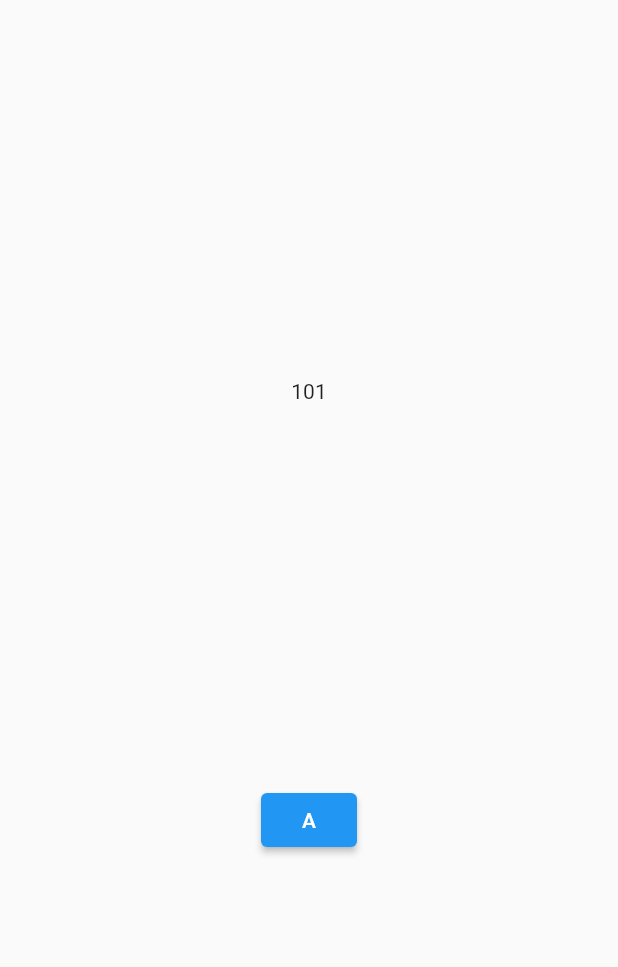
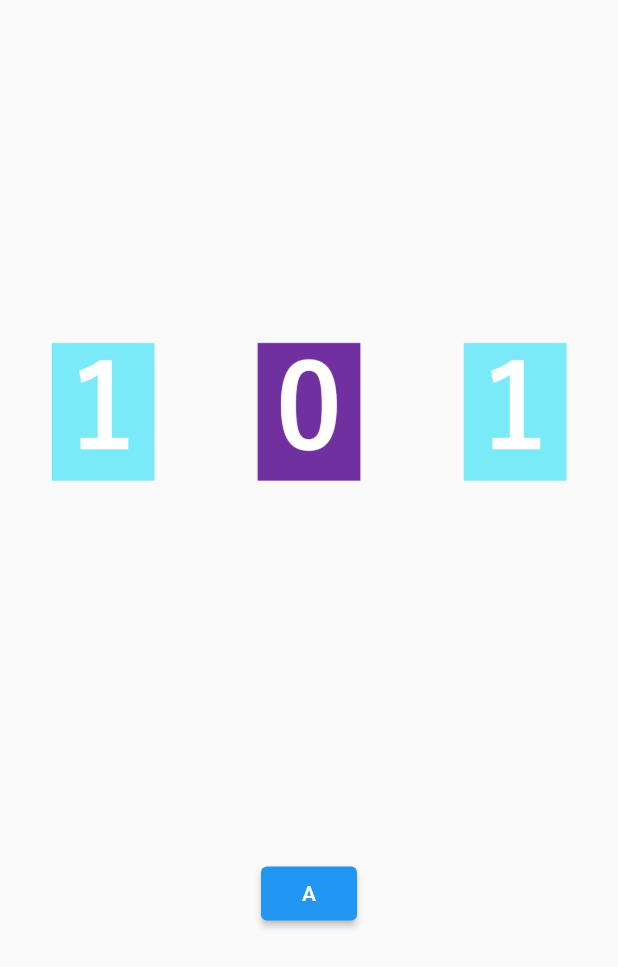
Before and after one commit to uneruby/flutter_test, a Flutter app: the screen it shows after launch, on a phone screen of 412 x 824 dp. Shown: the top 967 px of the screen. Run offline on Flutter 3.47's test engine with Material 2 defaults, Android fonts, the phone set to English and light mode, and no system bars; our stand-ins replace flutter_riverpod.

Commit message:
図柄の画像を作成

```diff
--- a/lib/loseDirections/lose_direction1.dart
+++ b/lib/loseDirections/lose_direction1.dart
@@ -6,10 +6,12 @@ class loseDirection1 extends StatelessWidget {
   @override
   Widget build(BuildContext context) {
     return Row(
-      children: const [
-        Text("1"),
-        Text("0"),
-        Text("1"),
+      // mainAxisAlignment: MainAxisAlignment.center,
+      // crossAxisAlignment: CrossAxisAlignment.center,
+      children: [
+        Expanded(child: Image.asset('images/one.png')),
+        Expanded(child: Image.asset('images/zero.png')),
+        Expanded(child: Image.asset('images/one.png')),
       ],
     );
   }
--- a/lib/main.dart
+++ b/lib/main.dart
@@ -29,7 +29,7 @@ class Sample extends ConsumerWidget {
           child: Column(
             mainAxisAlignment: MainAxisAlignment.spaceEvenly,
             crossAxisAlignment: CrossAxisAlignment.center,
-            children: [
+            children: <Widget>[
               //当たりorハズレ図柄
               state == 5
                   ? luckey(
--- a/lib/unluckey.dart
+++ b/lib/unluckey.dart
@@ -12,17 +12,7 @@ class unluckey extends StatelessWidget {
   Widget build(BuildContext context) {
     // var list = ["0", "1", "2", "3", "4", "5", "6", "7"];
     // list.shuffle();
-    return Row(
-      mainAxisAlignment: MainAxisAlignment.center,
-      crossAxisAlignment: CrossAxisAlignment.center,
-      children: [
-        //shufull(ref),
-        decideDirection()
-        // Text(list[1]),
-        // Text(list[2]),
-        // Text(list[3]),
-      ],
-    );
+    return Container(alignment: Alignment.center, child: decideDirection());
   }
 
   decideDirection() {
--- a/pubspec.yaml
+++ b/pubspec.yaml
@@ -60,7 +60,8 @@ flutter:
   uses-material-design: true
 
   # To add assets to your application, add an assets section, like this:
-  # assets:
+  assets:
+    - images/
   #   - images/a_dot_burr.jpeg
   #   - images/a_dot_ham.jpeg
 
```
Also changed, not shown: lib/loseDirections/lose_direction0.dart (+15 -4 lines), lib/loseDirections/lose_direction2.dart (+6 -4 lines), lib/loseDirections/lose_direction3.dart (+6 -4 lines), images/five.png (added), images/four.png (added), images/one.png (added), images/seven.png (added), images/six.png (added), images/three.png (added), images/two.png (added), images/zero.png (added).
